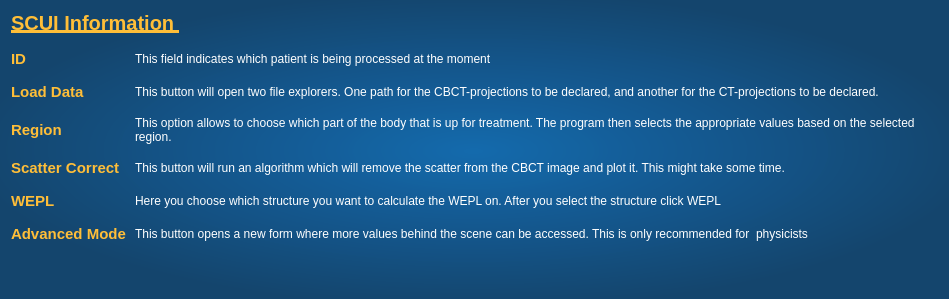
The window that BachelorProjekt/informationwindow.ui (ChristianThingKnudsen/BachelorProject) describes before a commit, drawn with Qt 5.
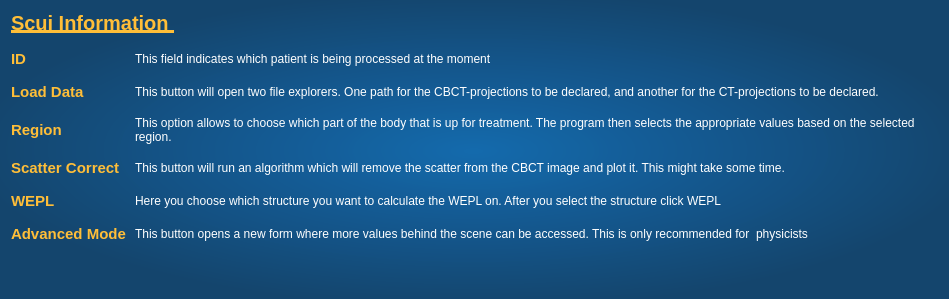
The same window after the commit.

Commit message: MainWindow renamed to Scui

Patch:
```diff
--- a/BachelorProjekt/informationwindow.ui
+++ b/BachelorProjekt/informationwindow.ui
@@ -55,7 +55,7 @@
         <enum>QFrame::NoFrame</enum>
        </property>
        <property name="text">
-        <string>SCUI Information </string>
+        <string>Scui Information </string>
        </property>
        <property name="textFormat">
         <enum>Qt::PlainText</enum>
```
The commit also changes 14 other files.
